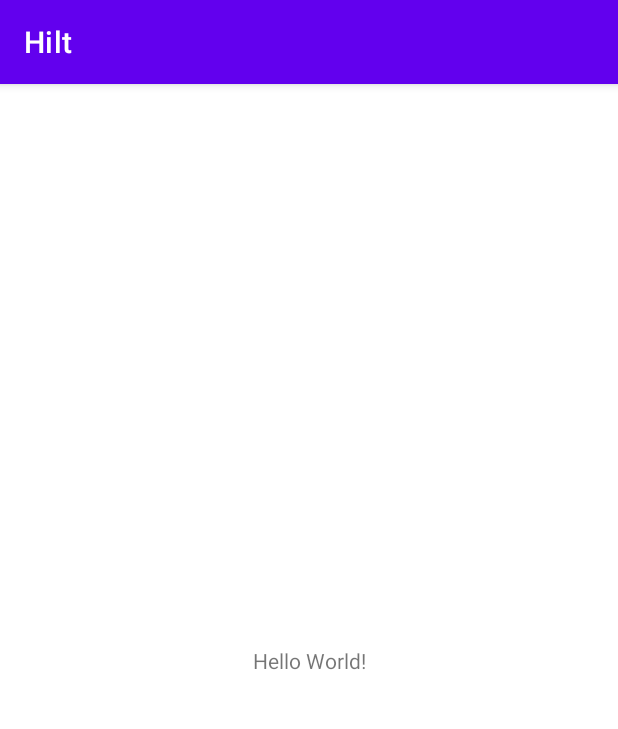
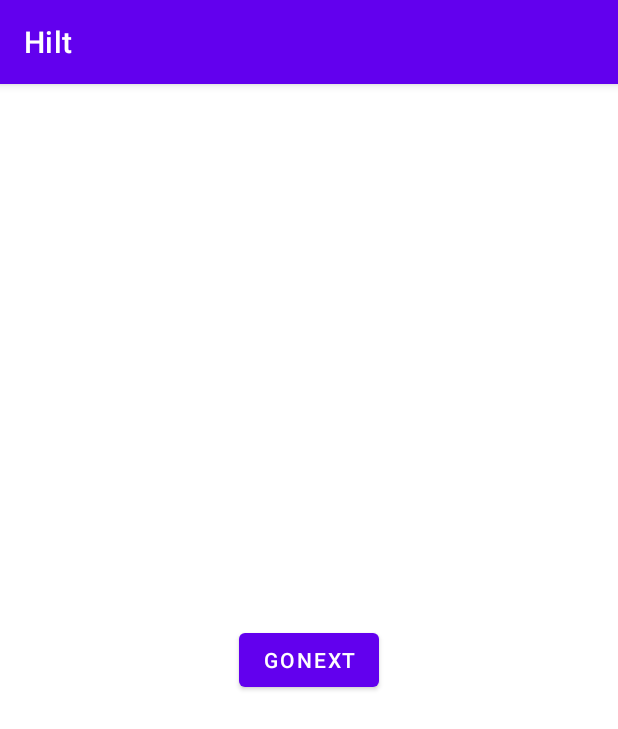
Before and after one commit to baoJiePro/daggerandhilter, an Android app: the screen it shows after launch (MainActivity), on a phone screen of 412 x 824 dp. Shown: the top 729 px of the screen. Run offline under Robolectric (Android 15) with nearby library versions, the phone set to English and light mode, and no system bars; our stand-ins replace Dagger/Hilt's generated code; libraries missing offline, so code that uses them is left out: com.blankj.utilcode; 1 statement that could not run was skipped.

```diff
--- a/Hilt/app/src/main/AndroidManifest.xml
+++ b/Hilt/app/src/main/AndroidManifest.xml
@@ -4,6 +4,7 @@
     package="com.baojie.learn.hilt">
 
     <application
+        android:name=".MyApplication"
         android:allowBackup="true"
         android:dataExtractionRules="@xml/data_extraction_rules"
         android:fullBackupContent="@xml/backup_rules"
@@ -14,7 +15,10 @@
         android:theme="@style/Theme.Hilt"
         tools:targetApi="31">
         <activity
-            android:name=".MainActivity"
+            android:name=".activity.SecondActivity"
+            android:exported="false" />
+        <activity
+            android:name=".activity.MainActivity"
             android:exported="true">
             <intent-filter>
                 <action android:name="android.intent.action.MAIN" />
--- /dev/null
+++ b/Hilt/app/src/main/java/com/baojie/learn/hilt/MyApplication.kt
@@ -0,0 +1,29 @@
+package com.baojie.learn.hilt
+
+import android.app.Application
+import com.baojie.learn.hilt.learn1.component.DaggerMyComponent
+import com.baojie.learn.hilt.learn1.component.MyComponent
+import com.baojie.learn.hilt.learn1.di.DaggerPresenterComponent
+
+/**
+ * @Description: TODO
+ * @Author baoJie
+ * @Date 2022/6/14 23:29
+ */
+class MyApplication : Application() {
+
+    lateinit var myComponent: MyComponent
+
+    override fun onCreate() {
+        super.onCreate()
+        myComponent =
+            DaggerMyComponent.builder()
+                .presenterComponent(DaggerPresenterComponent.create())
+                .build()
+    }
+
+    fun getComponent(): MyComponent {
+        return myComponent
+    }
+
+}
--- /dev/null
+++ b/Hilt/app/src/main/java/com/baojie/learn/hilt/activity/MainActivity.kt
@@ -0,0 +1,57 @@
+package com.baojie.learn.hilt.activity
+
+import androidx.appcompat.app.AppCompatActivity
+import android.os.Bundle
+import android.widget.Button
+import com.baojie.learn.hilt.MyApplication
+import com.baojie.learn.hilt.R
+import com.baojie.learn.hilt.learn1.bean.HttpObj
+import com.baojie.learn.hilt.learn1.bean.User
+import com.baojie.learn.hilt.learn1.di.Presenter
+import com.baojie.learn.hilt.utils.logD
+import com.blankj.utilcode.util.ActivityUtils
+import javax.inject.Inject
+import javax.inject.Named
+
+class MainActivity : AppCompatActivity() {
+
+    @Inject
+    lateinit var httpObj: HttpObj
+
+    @Inject
+    lateinit var httpObj2: HttpObj
+
+    @Inject
+    lateinit var presenter: Presenter
+
+    @Inject
+    lateinit var presenter2: Presenter
+
+    @Named("key1")
+    @Inject
+    lateinit var user1: User
+
+    @Named("key2")
+    @Inject
+    lateinit var user2: User
+
+    override fun onCreate(savedInstanceState: Bundle?) {
+        super.onCreate(savedInstanceState)
+        setContentView(R.layout.activity_main)
+//        DaggerMyComponent.create().injectMainActivity(this)
+//        DaggerMyComponent.builder()
+//            .httpModule(HttpModule())
+//            .build()
+//            .injectMainActivity(this)
+        (application as MyApplication).getComponent().injectMainActivity(this)
+        logD("${httpObj.hashCode()}")
+        logD("${httpObj2.hashCode()}")
+        logD("${presenter.hashCode()}")
+        logD("${presenter2.hashCode()}")
+        logD(user1.name)
+        logD(user2.name)
+        findViewById<Button>(R.id.btn).setOnClickListener {
+            ActivityUtils.startActivity(SecondActivity::class.java)
+        }
+    }
+}
--- /dev/null
+++ b/Hilt/app/src/main/java/com/baojie/learn/hilt/learn1/bean/HttpObj.kt
@@ -0,0 +1,9 @@
+package com.baojie.learn.hilt.learn1.bean
+
+/**
+ * @Description: TODO
+ * @Author baojie@qding.me
+ * @Date 2022/6/13 23:10
+ */
+class HttpObj {
+}
--- /dev/null
+++ b/Hilt/app/src/main/java/com/baojie/learn/hilt/learn1/bean/req_obj.kt
@@ -0,0 +1,8 @@
+package com.baojie.learn.hilt.learn1.bean
+
+/**
+ * @Description: TODO
+ * @Author baoJie
+ * @Date 2022/6/15 00:22
+ */
+data class User(val name: String, val age: Int)
--- /dev/null
+++ b/Hilt/app/src/main/java/com/baojie/learn/hilt/learn1/component/MyComponent.kt
@@ -0,0 +1,29 @@
+package com.baojie.learn.hilt.learn1.component
+
+import com.baojie.learn.hilt.activity.MainActivity
+import com.baojie.learn.hilt.activity.SecondActivity
+import com.baojie.learn.hilt.learn1.di.PresenterComponent
+import com.baojie.learn.hilt.learn1.module.DatabaseModule
+import com.baojie.learn.hilt.learn1.module.HttpModule
+import com.baojie.learn.hilt.learn1.scope.AppScope
+import dagger.Component
+import javax.inject.Singleton
+
+/**
+ * @Description: TODO
+ * @Author baoJie
+ * @Date 2022/6/13 23:19
+ */
+/**
+ * 组件
+ */
+@AppScope
+@Component(
+    modules = [HttpModule::class, DatabaseModule::class],
+    dependencies = [PresenterComponent::class]
+)
+interface MyComponent {
+
+    fun injectMainActivity(activity: MainActivity)
+    fun injectSecondActivity(activity: SecondActivity)
+}
--- /dev/null
+++ b/Hilt/app/src/main/java/com/baojie/learn/hilt/learn1/di/Presenter.kt
@@ -0,0 +1,9 @@
+package com.baojie.learn.hilt.learn1.di
+
+/**
+ * @Description: TODO
+ * @Author baoJie
+ * @Date 2022/6/14 23:48
+ */
+class Presenter {
+}
--- /dev/null
+++ b/Hilt/app/src/main/java/com/baojie/learn/hilt/learn1/di/PresenterComponent.kt
@@ -0,0 +1,18 @@
+package com.baojie.learn.hilt.learn1.di
+
+import com.baojie.learn.hilt.activity.MainActivity
+import com.baojie.learn.hilt.learn1.scope.UserScope
+import dagger.Component
+
+/**
+ * @Description: TODO
+ * @Author baoJie
+ * @Date 2022/6/14 23:50
+ */
+@UserScope
+@Component(modules = [PresenterModule::class])
+interface PresenterComponent {
+
+//    fun inject(activity: MainActivity)
+    fun providerPresenter(): Presenter
+}
--- /dev/null
+++ b/Hilt/app/src/main/java/com/baojie/learn/hilt/learn1/di/PresenterModule.kt
@@ -0,0 +1,20 @@
+package com.baojie.learn.hilt.learn1.di
+
+import com.baojie.learn.hilt.learn1.scope.UserScope
+import dagger.Module
+import dagger.Provides
+
+/**
+ * @Description: TODO
+ * @Author baoJie
+ * @Date 2022/6/14 23:48
+ */
+@Module
+class PresenterModule {
+
+    @UserScope
+    @Provides
+    fun providerPresenter(): Presenter {
+        return Presenter()
+    }
+}
--- /dev/null
+++ b/Hilt/app/src/main/java/com/baojie/learn/hilt/learn1/module/HttpModule.kt
@@ -0,0 +1,39 @@
+package com.baojie.learn.hilt.learn1.module
+
+import com.baojie.learn.hilt.learn1.bean.HttpObj
+import com.baojie.learn.hilt.learn1.bean.User
+import com.baojie.learn.hilt.learn1.scope.AppScope
+import dagger.Module
+import dagger.Provides
+import javax.inject.Named
+import javax.inject.Singleton
+
+/**
+ * @Description: TODO
+ * @Author baojie
+ * @Date 2022/6/13 23:16
+ */
+/**
+ * 提供对象
+ */
+@Module
+class HttpModule {
+
+    @AppScope
+    @Provides
+    fun providerHttpObj(): HttpObj {
+        return HttpObj()
+    }
+
+    @Named("key1")
+    @Provides
+    fun providerUser1(): User{
+        return User("jack", 22)
+    }
+
+    @Named("key2")
+    @Provides
+    fun providerUser2(): User{
+        return User("lucy", 30)
+    }
+}
--- a/Hilt/app/src/main/res/layout/activity_main.xml
+++ b/Hilt/app/src/main/res/layout/activity_main.xml
@@ -4,12 +4,13 @@
     xmlns:tools="http://schemas.android.com/tools"
     android:layout_width="match_parent"
     android:layout_height="match_parent"
-    tools:context=".MainActivity">
+    tools:context=".activity.MainActivity">
 
-    <TextView
+    <Button
+        android:id="@+id/btn"
         android:layout_width="wrap_content"
         android:layout_height="wrap_content"
-        android:text="Hello World!"
+        android:text="goNext"
         app:layout_constraintBottom_toBottomOf="parent"
         app:layout_constraintEnd_toEndOf="parent"
         app:layout_constraintStart_toStartOf="parent"
```
Also changed, not shown: Hilt/app/build.gradle (+11 -0 lines), Hilt/app/src/main/java/com/baojie/learn/hilt/MainActivity.kt (deleted, +0 -11 lines), Hilt/app/src/main/java/com/baojie/learn/hilt/activity/SecondActivity.kt (added, +29 -0 lines), Hilt/app/src/main/java/com/baojie/learn/hilt/learn1/bean/DatabaseObj.kt (added, +9 -0 lines), Hilt/app/src/main/java/com/baojie/learn/hilt/learn1/module/DatabaseModule.kt (added, +22 -0 lines), Hilt/app/src/main/java/com/baojie/learn/hilt/learn1/scope/AppScope.java (added, +19 -0 lines), Hilt/app/src/main/java/com/baojie/learn/hilt/learn1/scope/UserScope.java (added, +19 -0 lines), Hilt/app/src/main/java/com/baojie/learn/hilt/utils/extend_fun.kt (added, +16 -0 lines), Hilt/app/src/main/res/layout/activity_second.xml (added, +9 -0 lines).
